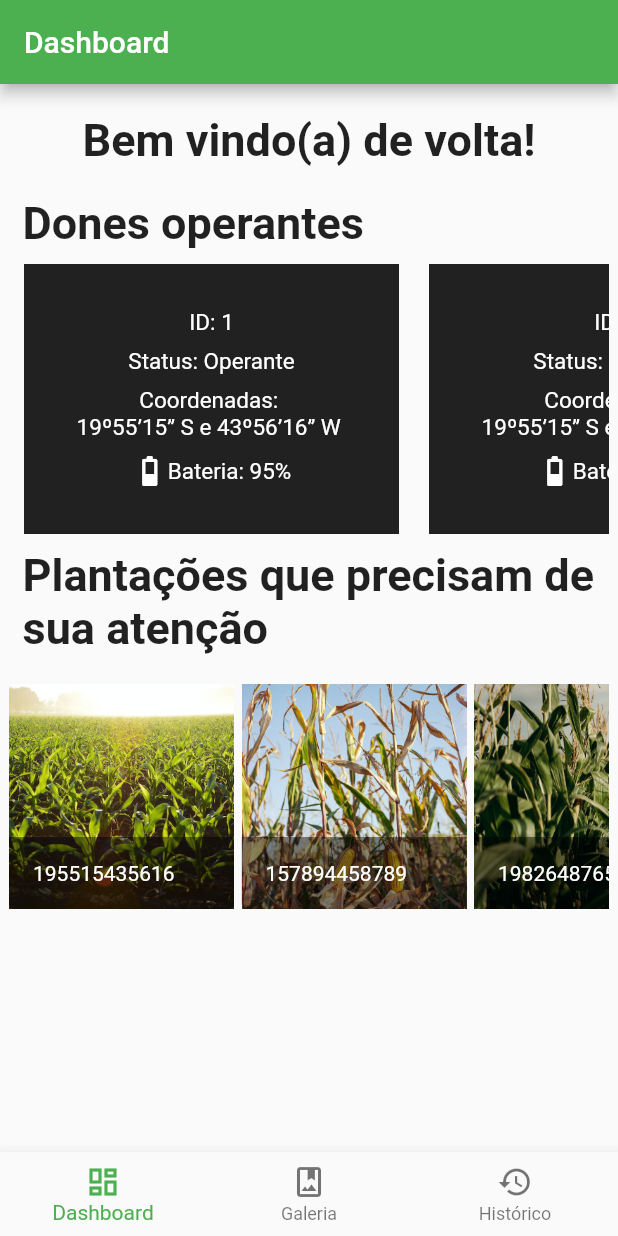
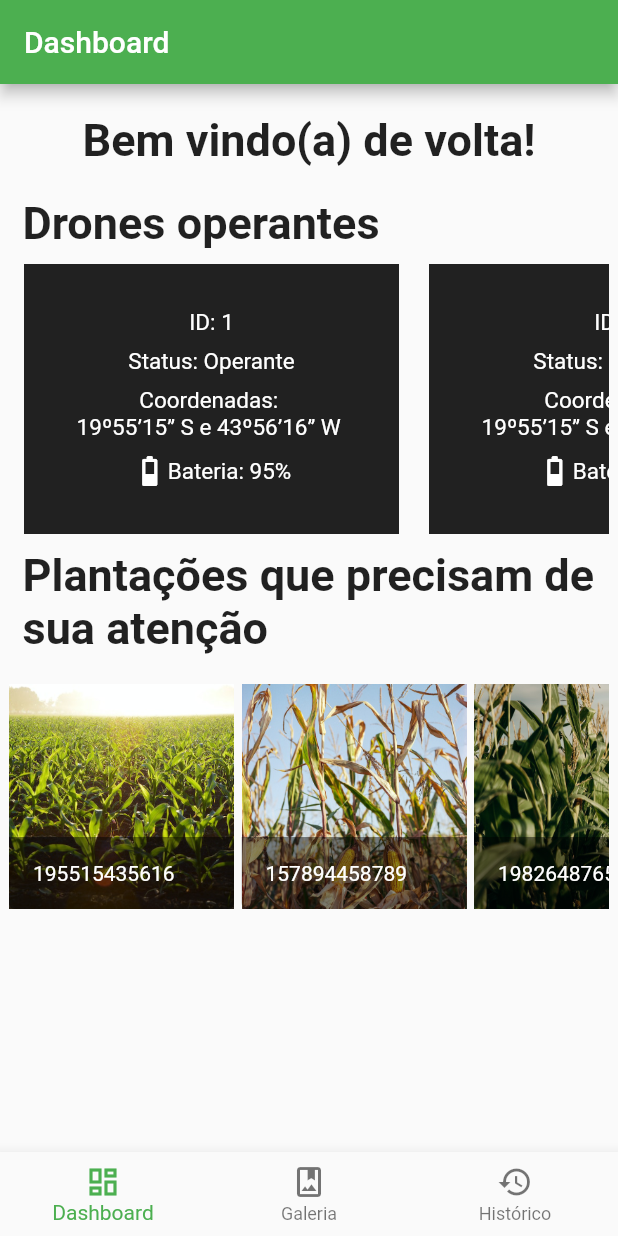
Before and after one commit to FabSousa/Cross_Plataform, a Flutter app: the screen it shows after launch, on a phone screen of 412 x 824 dp. Run offline on Flutter 3.47's test engine with Material 2 defaults, Android fonts, the phone set to English and light mode, and no system bars; our stand-ins replace ionicons.

Commit message:
minor changes

```diff
--- a/ias_generativas_e_ods2/lib/pages/dashboard_page.dart
+++ b/ias_generativas_e_ods2/lib/pages/dashboard_page.dart
@@ -47,7 +47,7 @@ class _DashboardPageState extends State<DashboardPage> {
             margin: const EdgeInsets.only(left: 15),
             alignment: Alignment.centerLeft,
             child: const Text(
-              "Dones operantes",
+              "Drones operantes",
               style: TextStyle(fontSize: 30, fontWeight: FontWeight.bold),
             ),
           ),
```
